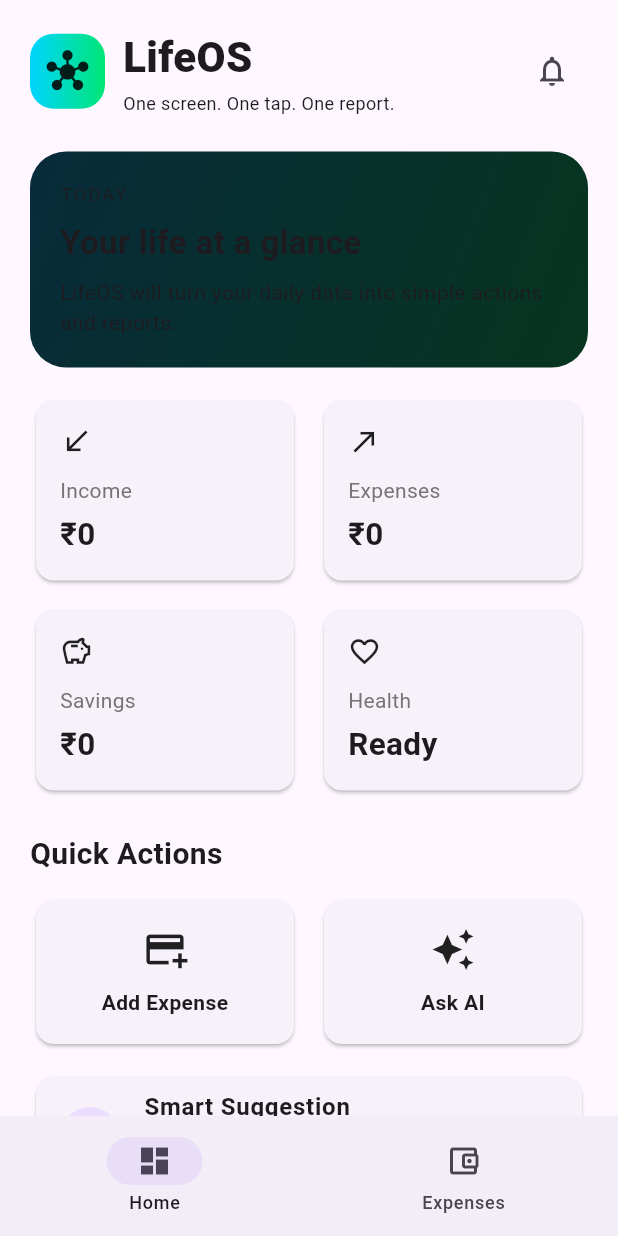
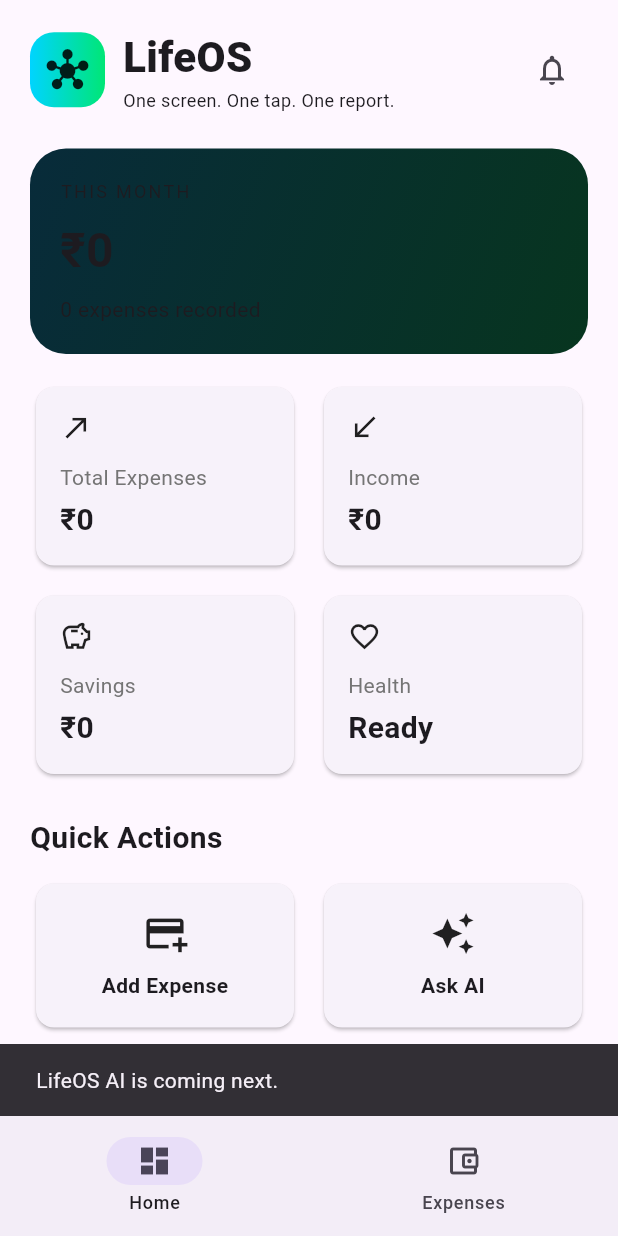
Before and after one commit to jigneshpatel1727-rgb/LIFEOZ, a Flutter app: the screen it shows after launch, after a tap on "Ask AI", on a phone screen of 412 x 824 dp. Run offline on Flutter 3.47's test engine with Material 3 defaults, Android fonts, the phone set to English and light mode, and no system bars; our stand-ins replace shared_preferences.

Commit message:
Add Dashboard functionality to HomeScreen
Refactor HomeScreen to include a Dashboard with expense tracking and refresh functionality.

```diff
--- a/lib/screens/home_screen.dart
+++ b/lib/screens/home_screen.dart
@@ -1,4 +1,6 @@
+import 'dart:convert';
 import 'package:flutter/material.dart';
+import 'package:shared_preferences/shared_preferences.dart';
 import 'expense_screen.dart';
 
 class HomeScreen extends StatefulWidget {
@@ -19,7 +21,10 @@ class _HomeScreenState extends State<HomeScreen> {
   @override
   Widget build(BuildContext context) {
     return Scaffold(
-      body: _screens[_selectedIndex],
+      body: _selectedIndex == 0
+          ? const _DashboardScreen()
+          : const ExpenseScreen(),
+
       bottomNavigationBar: NavigationBar(
         selectedIndex: _selectedIndex,
         onDestinationSelected: (index) {
@@ -44,26 +49,102 @@ class _HomeScreenState extends State<HomeScreen> {
   }
 }
 
-class _DashboardScreen extends StatelessWidget {
+class _DashboardScreen extends StatefulWidget {
   const _DashboardScreen();
+
+  @override
+  State<_DashboardScreen> createState() => _DashboardScreenState();
+}
+
+class _DashboardScreenState extends State<_DashboardScreen> {
+  double totalExpense = 0;
+  double monthlyExpense = 0;
+  int expenseCount = 0;
+
+  @override
+  void initState() {
+    super.initState();
+    loadDashboardData();
+  }
+
+  Future<void> loadDashboardData() async {
+    final prefs = await SharedPreferences.getInstance();
+
+    final data = prefs.getString('lifeos_expenses');
+
+    if (data == null) {
+      return;
+    }
+
+    try {
+      final List decoded = jsonDecode(data);
+
+      double total = 0;
+      double monthTotal = 0;
+      int count = 0;
+
+      final now = DateTime.now();
+
+      for (final item in decoded) {
+        final amount = (item['amount'] as num).toDouble();
+
+        final date = DateTime.parse(
+          item['date'].toString(),
+        );
+
+        total += amount;
+        count++;
+
+        if (date.year == now.year &&
+            date.month == now.month) {
+          monthTotal += amount;
+        }
+      }
+
+      if (mounted) {
+        setState(() {
+          totalExpense = total;
+          monthlyExpense = monthTotal;
+          expenseCount = count;
+        });
+      }
+    } catch (_) {
+      // Ignore invalid saved data.
+    }
+  }
+
+  String money(double value) {
+    return '₹${value.toStringAsFixed(0)}';
+  }
 
   @override
   Widget build(BuildContext context) {
     return SafeArea(
+      child: RefreshIndicator(
+        onRefresh: loadDashboardData,
         child: SingleChildScrollView(
-        padding: const EdgeInsets.fromLTRB(20, 18, 20, 28),
+          physics: const AlwaysScrollableScrollPhysics(),
+          padding: const EdgeInsets.fromLTRB(
+            20,
+            18,
+            20,
+            28,
+          ),
           child: Column(
-          crossAxisAlignment: CrossAxisAlignment.start,
+            crossAxisAlignment:
+                CrossAxisAlignment.start,
             children: [
-            // LifeOS Header
+              // HEADER
               Row(
                 children: [
                   Container(
                     width: 50,
                     height: 50,
                     decoration: BoxDecoration(
-                    borderRadius: BorderRadius.circular(16),
-                    gradient: const LinearGradient(
+                      borderRadius:
+                          BorderRadius.circular(16),
+                      gradient:
+                          const LinearGradient(
                         colors: [
                           Color(0xFF00D4FF),
                           Color(0xFF00E676),
@@ -81,16 +162,17 @@ class _DashboardScreen extends StatelessWidget {
 
                   const Expanded(
                     child: Column(
-                    crossAxisAlignment: CrossAxisAlignment.start,
+                      crossAxisAlignment:
+                          CrossAxisAlignment.start,
                       children: [
                         Text(
                           'LifeOS',
                           style: TextStyle(
                             fontSize: 28,
-                          fontWeight: FontWeight.w800,
+                            fontWeight:
+                                FontWeight.w800,
                           ),
                         ),
-                      SizedBox(height: 2),
                         Text(
                           'One screen. One tap. One report.',
                           style: TextStyle(
@@ -112,13 +194,15 @@ class _DashboardScreen extends StatelessWidget {
 
               const SizedBox(height: 24),
 
-            // Main LifeOS Card
+              // MAIN CARD
               Container(
                 width: double.infinity,
                 padding: const EdgeInsets.all(20),
                 decoration: BoxDecoration(
-                borderRadius: BorderRadius.circular(24),
-                gradient: const LinearGradient(
+                  borderRadius:
+                      BorderRadius.circular(24),
+                  gradient:
+                      const LinearGradient(
                     begin: Alignment.topLeft,
                     end: Alignment.bottomRight,
                     colors: [
@@ -127,32 +211,35 @@ class _DashboardScreen extends StatelessWidget {
                     ],
                   ),
                 ),
-              child: const Column(
-                crossAxisAlignment: CrossAxisAlignment.start,
+                child: Column(
+                  crossAxisAlignment:
+                      CrossAxisAlignment.start,
                   children: [
-                  Text(
-                    'TODAY',
+                    const Text(
+                      'THIS MONTH',
                       style: TextStyle(
                         fontSize: 12,
                         letterSpacing: 1.5,
                       ),
                     ),
 
-                  SizedBox(height: 8),
+                    const SizedBox(height: 8),
 
                     Text(
-                    'Your life at a glance',
-                    style: TextStyle(
-                      fontSize: 22,
-                      fontWeight: FontWeight.bold,
+                      money(monthlyExpense),
+                      style: const TextStyle(
+                        fontSize: 32,
+                        fontWeight:
+                            FontWeight.bold,
                       ),
                     ),
 
-                  SizedBox(height: 8),
+                    const SizedBox(height: 6),
 
                     Text(
-                    'LifeOS will turn your daily data into simple actions and reports.',
-                    style: TextStyle(
+                      '$expenseCount expense'
+                      '${expenseCount == 1 ? '' : 's'} recorded',
+                      style: const TextStyle(
                         fontSize: 14,
                       ),
                     ),
@@ -162,24 +249,24 @@ class _DashboardScreen extends StatelessWidget {
 
               const SizedBox(height: 18),
 
-            // Financial Summary
+              // FINANCIAL CARDS
               Row(
-              children: const [
+                children: [
                   Expanded(
+                    child: _MetricCard(
+                      label: 'Total Expenses',
+                      value: money(totalExpense),
+                      icon: Icons.north_east,
+                    ),
+                  ),
+
+                  const SizedBox(width: 12),
+
+                  const Expanded(
                     child: _MetricCard(
                       label: 'Income',
                       value: '₹0',
                       icon: Icons.south_west,
-                  ),
-                ),
-
-                SizedBox(width: 12),
-
-                Expanded(
-                  child: _MetricCard(
-                    label: 'Expenses',
-                    value: '₹0',
-                    icon: Icons.north_east,
                     ),
                   ),
                 ],
@@ -227,7 +314,11 @@ class _DashboardScreen extends StatelessWidget {
                     child: _ActionCard(
                       icon: Icons.add_card,
                       title: 'Add Expense',
-                    onTap: () {},
+                      onTap: () {
+                        setState(() {
+                          _selectedIndexHack();
+                        });
+                      },
                     ),
                   ),
 
@@ -237,7 +328,17 @@ class _DashboardScreen extends StatelessWidget {
                     child: _ActionCard(
                       icon: Icons.auto_awesome,
                       title: 'Ask AI',
-                    onTap: () {},
+                      onTap: () {
+                        ScaffoldMessenger.of(
+                          context,
+                        ).showSnackBar(
+                          const SnackBar(
+                            content: Text(
+                              'LifeOS AI is coming next.',
+                            ),
+                          ),
+                        );
+                      },
                     ),
                   ),
                 ],
@@ -245,7 +346,6 @@ class _DashboardScreen extends StatelessWidget {
 
               const SizedBox(height: 14),
 
-            // Smart Suggestions
               const Card(
                 child: ListTile(
                   leading: CircleAvatar(
@@ -260,7 +360,8 @@ class _DashboardScreen extends StatelessWidget {
                     ),
                   ),
                   subtitle: Text(
-                  'Your personalized expense-control insights will appear here.',
+                    'LifeOS will identify expenses '
+                    'that may be reduced.',
                   ),
                   trailing: Icon(
                     Icons.chevron_right,
@@ -270,7 +371,6 @@ class _DashboardScreen extends StatelessWidget {
 
               const SizedBox(height: 12),
 
-            // Permissions
               const Card(
                 child: ListTile(
                   leading: CircleAvatar(
@@ -285,7 +385,8 @@ class _DashboardScreen extends StatelessWidget {
                     ),
                   ),
                   subtitle: Text(
-                  'Automatic access when permitted; manual entry when permission is denied.',
+                    'Automatic access when permitted; '
+                    'manual entry when permission is denied.',
                   ),
                   trailing: Icon(
                     Icons.chevron_right,
@@ -295,37 +396,43 @@ class _DashboardScreen extends StatelessWidget {
 
               const SizedBox(height: 12),
 
-            // AI Assistant
-            Card(
+              const Card(
                 child: ListTile(
-                leading: const CircleAvatar(
+                  leading: CircleAvatar(
                     child: Icon(
                       Icons.smart_toy_outlined,
                     ),
                   ),
-                title: const Text(
+                  title: Text(
                     'LifeOS AI',
                     style: TextStyle(
                       fontWeight: FontWeight.bold,
                     ),
                   ),
-                subtitle: const Text(
-                  'Your personal AI assistant is ready for future automation.',
+                  subtitle: Text(
+                    'Your personal AI assistant.',
                   ),
-                trailing: const Icon(
+                  trailing: Icon(
                     Icons.chevron_right,
                   ),
-                onTap: () {},
                 ),
               ),
             ],
           ),
         ),
+      ),
+    );
+  }
+
+  void _selectedIndexHack() {
+    Navigator.of(context).push(
+      MaterialPageRoute(
+        builder: (_) => const ExpenseScreen(),
+      ),
     );
   }
 }
 
-// Metric Card
 class _MetricCard extends StatelessWidget {
   final String label;
   final String value;
@@ -343,7 +450,8 @@ class _MetricCard extends StatelessWidget {
       child: Padding(
         padding: const EdgeInsets.all(16),
         child: Column(
-          crossAxisAlignment: CrossAxisAlignment.start,
+          crossAxisAlignment:
+              CrossAxisAlignment.start,
           children: [
             Icon(
               icon,
@@ -364,7 +472,7 @@ class _MetricCard extends StatelessWidget {
             Text(
               value,
               style: const TextStyle(
-                fontSize: 21,
+                fontSize: 20,
                 fontWeight: FontWeight.bold,
               ),
             ),
@@ -375,7 +483,6 @@ class _MetricCard extends StatelessWidget {
   }
 }
 
-// Quick Action Card
 class _ActionCard extends StatelessWidget {
   final IconData icon;
   final String title;
@@ -391,7 +498,8 @@ class _ActionCard extends StatelessWidget {
   Widget build(BuildContext context) {
     return Card(
       child: InkWell(
-        borderRadius: BorderRadius.circular(12),
+        borderRadius:
+            BorderRadius.circular(12),
         onTap: onTap,
         child: Padding(
           padding: const EdgeInsets.all(18),
@@ -408,7 +516,8 @@ class _ActionCard extends StatelessWidget {
                 title,
                 textAlign: TextAlign.center,
                 style: const TextStyle(
-                  fontWeight: FontWeight.w600,
+                  fontWeight:
+                      FontWeight.w600,
                 ),
               ),
             ],
```
Lines whose indentation alone changed are shown as unchanged.
